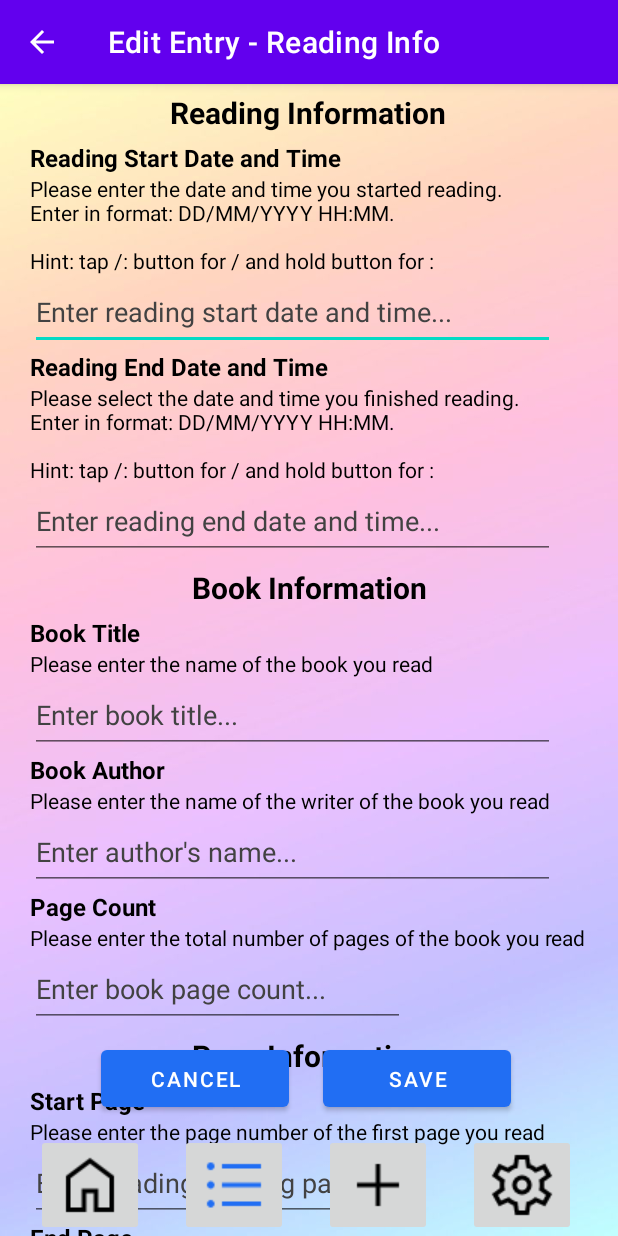
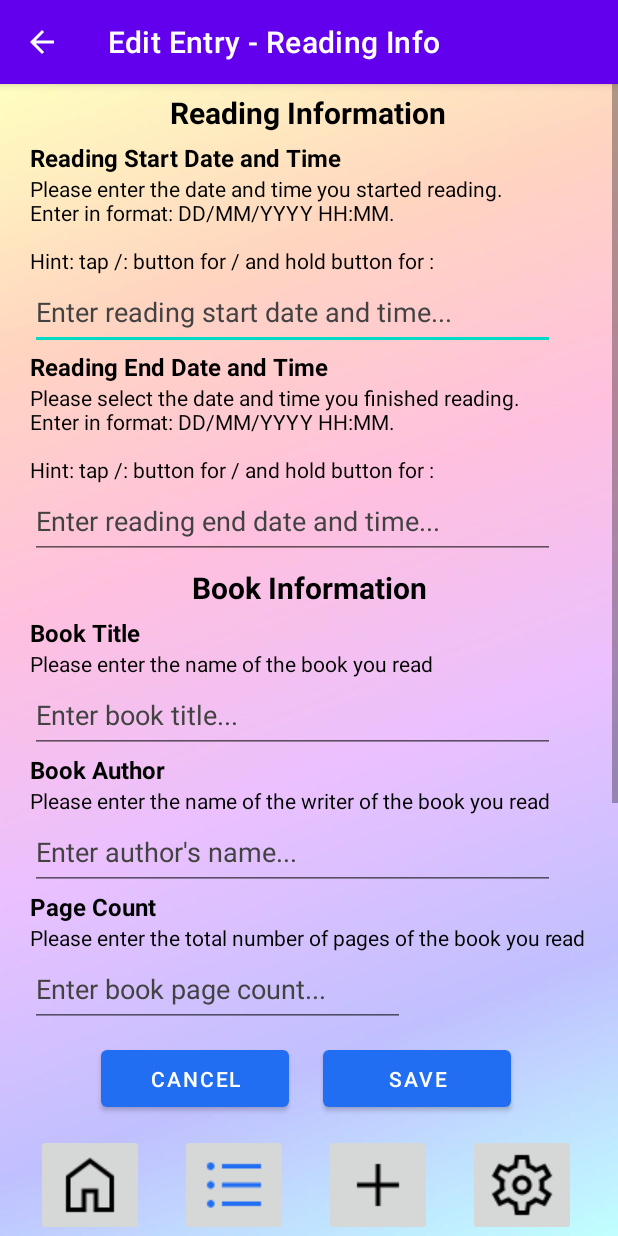
Before and after one commit to thewoe/AndroidJavaReadingDiaryApp, an Android app: the EditDiaryEntryInformationActivity screen opened directly, with no data from a screen before it, on a phone screen of 412 x 824 dp. Run offline under Robolectric (Android 15) with nearby library versions, the phone set to English and light mode, and no system bars; 2 statements that could not run were skipped.

Commit message:
Minor bug fixes

```diff
--- a/app/src/main/res/layout/activity_edit_diary_entry_information.xml
+++ b/app/src/main/res/layout/activity_edit_diary_entry_information.xml
@@ -7,6 +7,32 @@
     android:layout_height="match_parent"
     tools:context=".EditDiaryEntryInformationActivity"
     android:background="@drawable/background_image">
+
+    <androidx.constraintlayout.widget.ConstraintLayout
+        android:id="@+id/edit_diary_entry_information_constraint_parent"
+        android:layout_width="match_parent"
+        android:layout_height="match_parent"
+        android:contentDescription="@string/new_diary_entry_information_screen_name"
+        android:fillViewport="true"
+        app:layout_constraintEnd_toEndOf="parent"
+        app:layout_constraintStart_toStartOf="parent"
+        app:layout_constraintTop_toTopOf="parent">
+
+        <ScrollView
+            android:layout_width="match_parent"
+            android:layout_height="0dp"
+            app:layout_constraintBottom_toTopOf="@+id/edit_diary_entry_information_navigation_buttons"
+            app:layout_constraintEnd_toEndOf="parent"
+            app:layout_constraintStart_toStartOf="parent"
+            app:layout_constraintTop_toTopOf="@+id/edit_diary_entry_information_constraint_parent">
+
+            <androidx.constraintlayout.widget.ConstraintLayout
+                android:layout_width="match_parent"
+                android:layout_height="0dp"
+                android:contentDescription="@string/new_diary_entry_information_screen_name"
+                app:layout_constraintEnd_toEndOf="parent"
+                app:layout_constraintStart_toStartOf="parent"
+                app:layout_constraintTop_toTopOf="parent">
 
     <TextView
         android:id="@+id/edit_diary_entry_information_reading_information_title"
@@ -331,6 +357,18 @@
         app:layout_constraintTop_toBottomOf="@+id/edit_diary_entry_information_page_information_end_page_help"
         android:importantForAutofill="no" />
 
+            </androidx.constraintlayout.widget.ConstraintLayout>
+
+        </ScrollView>
+
+        <androidx.constraintlayout.widget.ConstraintLayout
+            android:id="@+id/edit_diary_entry_information_navigation_buttons"
+            android:layout_width="match_parent"
+            android:layout_height="0dp"
+            android:contentDescription="@string/view_diary_entry_screen_name"
+            app:layout_constraintBottom_toBottomOf="parent"
+            app:layout_constraintStart_toStartOf="parent">
+
     <Button
         android:id="@+id/edit_diary_entry_information_button_cancel"
         android:layout_width="125dp"
@@ -404,4 +442,6 @@
         app:layout_constraintStart_toEndOf="@+id/edit_diary_entry_information_navigation_button_add"
         app:srcCompat="@drawable/settings_icon" />
 
+        </androidx.constraintlayout.widget.ConstraintLayout>
+    </androidx.constraintlayout.widget.ConstraintLayout>
 </androidx.constraintlayout.widget.ConstraintLayout>
```
Also changed, not shown: app/src/main/res/layout/activity_edit_diary_entry_parent_comments.xml (+0 -10 lines), app/src/main/res/layout/activity_edit_diary_entry_pupil_comments.xml (+0 -10 lines), app/src/main/res/layout/activity_edit_diary_entry_teacher_comments.xml (+0 -10 lines).
